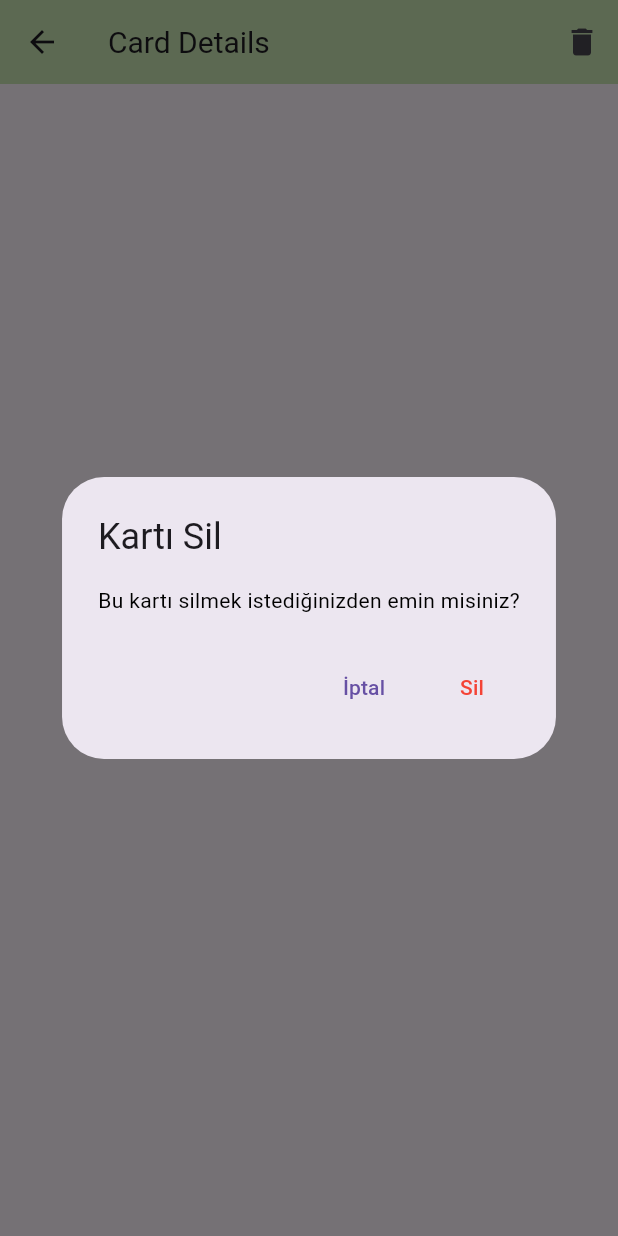
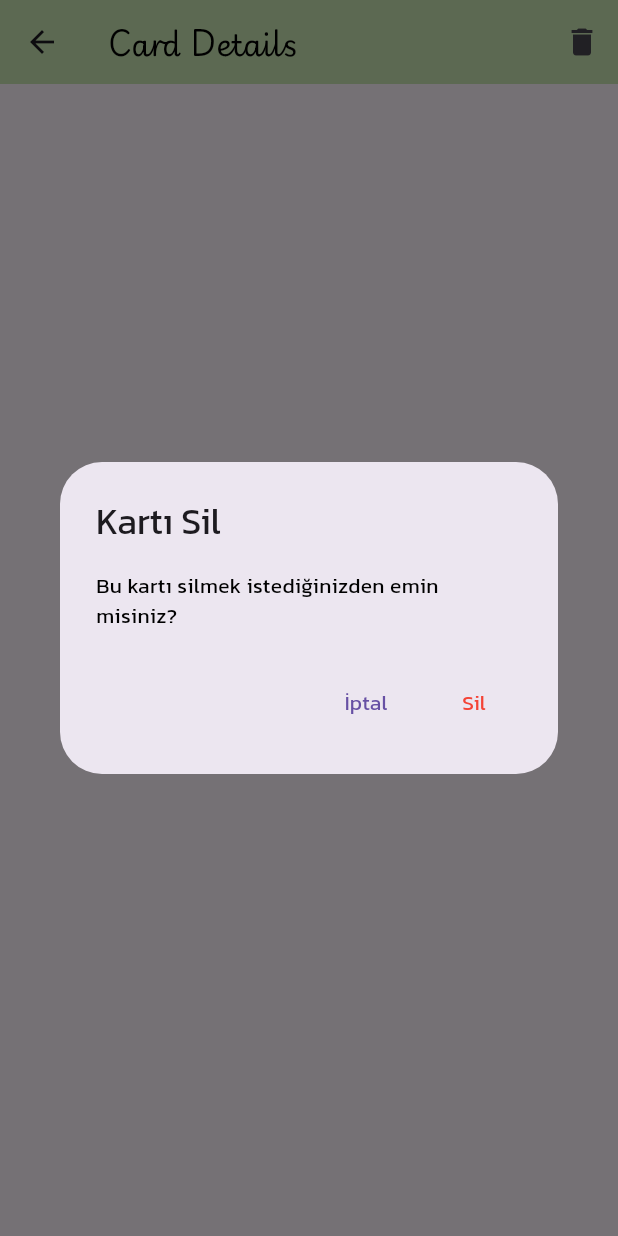
Before and after one commit to AhmetBahr/Ai_Bot, a Flutter app: the CardDetailPage screen opened directly with empty values, after a tap on the "delete" icon, on a phone screen of 412 x 824 dp. Run offline on Flutter 3.47's test engine with Material 3 defaults, Android fonts, the phone set to English and light mode, and no system bars; our stand-ins replace image_picker, shared_preferences; accounts and stored records are empty.

Commit message:
Project Done

```diff
--- a/lib/DrawerPages/Settings.dart
+++ b/lib/DrawerPages/Settings.dart
@@ -37,7 +37,7 @@ class _settingsPage extends State<SettingsPage> {
                 title: Text(
                   widget.ThemeString,
                   style: const TextStyle(
-                    fontFamily: 'SemiJoined',
+                    fontFamily: 'Kanit',
                     fontSize: 20,
                     fontWeight: FontWeight.bold,
                     //color: Colors.black,
--- a/lib/Page/CardDetialPage.dart
+++ b/lib/Page/CardDetialPage.dart
@@ -28,14 +28,23 @@ class CardDetailPage extends StatelessWidget {
       context: context,
       builder: (BuildContext context) {
         return AlertDialog(
-          title: const Text("Kartı Sil"),
-          content: const Text("Bu kartı silmek istediğinizden emin misiniz?"),
+          title: const Text(
+            "Kartı Sil",
+            style: TextStyle(fontFamily: 'Kanit'),
+          ),
+          content: const Text(
+            "Bu kartı silmek istediğinizden emin misiniz?",
+            style: TextStyle(fontFamily: 'Kanit'),
+          ),
           actions: [
             TextButton(
               onPressed: () {
                 Navigator.pop(context); // Popup'ı kapat
               },
-              child: const Text("İptal"),
+              child: const Text(
+                "İptal",
+                style: TextStyle(fontFamily: 'Kanit'),
+              ),
             ),
             TextButton(
               onPressed: () {
@@ -44,7 +53,10 @@ class CardDetailPage extends StatelessWidget {
               },
               child: const Text(
                 "Sil",
-                style: TextStyle(color: Colors.red),
+                style: TextStyle(
+                  fontFamily: 'Kanit',
+                  color: Colors.red,
+                ),
               ),
             ),
           ],
@@ -57,7 +69,10 @@ class CardDetailPage extends StatelessWidget {
   Widget build(BuildContext context) {
     return Scaffold(
       appBar: AppBar(
-        title: const Text("Card Details"),
+        title: const Text(
+          "Card Details",
+          style: TextStyle(fontFamily: 'SemiJoined', color: Colors.black),
+        ),
         leading: IconButton(
           icon: const Icon(Icons.arrow_back),
           onPressed: () {
@@ -81,6 +96,7 @@ class CardDetailPage extends StatelessWidget {
             Text(
               card['user'] ?? '',
               style: const TextStyle(
+                fontFamily: 'Kanit',
                 fontSize: 20,
                 fontWeight: FontWeight.bold,
               ),
@@ -88,7 +104,10 @@ class CardDetailPage extends StatelessWidget {
             const SizedBox(height: 16),
             Text(
               card['bot'] ?? '',
-              style: const TextStyle(fontSize: 16),
+              style: const TextStyle(
+                fontFamily: 'Kanit',
+                fontSize: 16,
+              ),
             ),
           ],
         ),
--- a/pubspec.yaml
+++ b/pubspec.yaml
@@ -39,6 +39,10 @@ flutter:
     - family: SemiJoined
       fonts:
         - asset: fonts/PlaywriteGBS-Regular.ttf
+    - family: Kanit
+      fonts:
+        - asset: fonts/Kanit-Regular.ttf
+
 
   assets:
     - assets/images/
```
Also changed, not shown: lib/Page/chatBotPage.dart (+26 -2 lines), lib/main.dart (+5 -6 lines), lib/navBar.dart (+78 -67 lines), fonts/Kanit-Black.ttf (added), fonts/Kanit-Bold.ttf (added), fonts/Kanit-Regular.ttf (added), fonts/Kanit-SemiBold.ttf (added).
